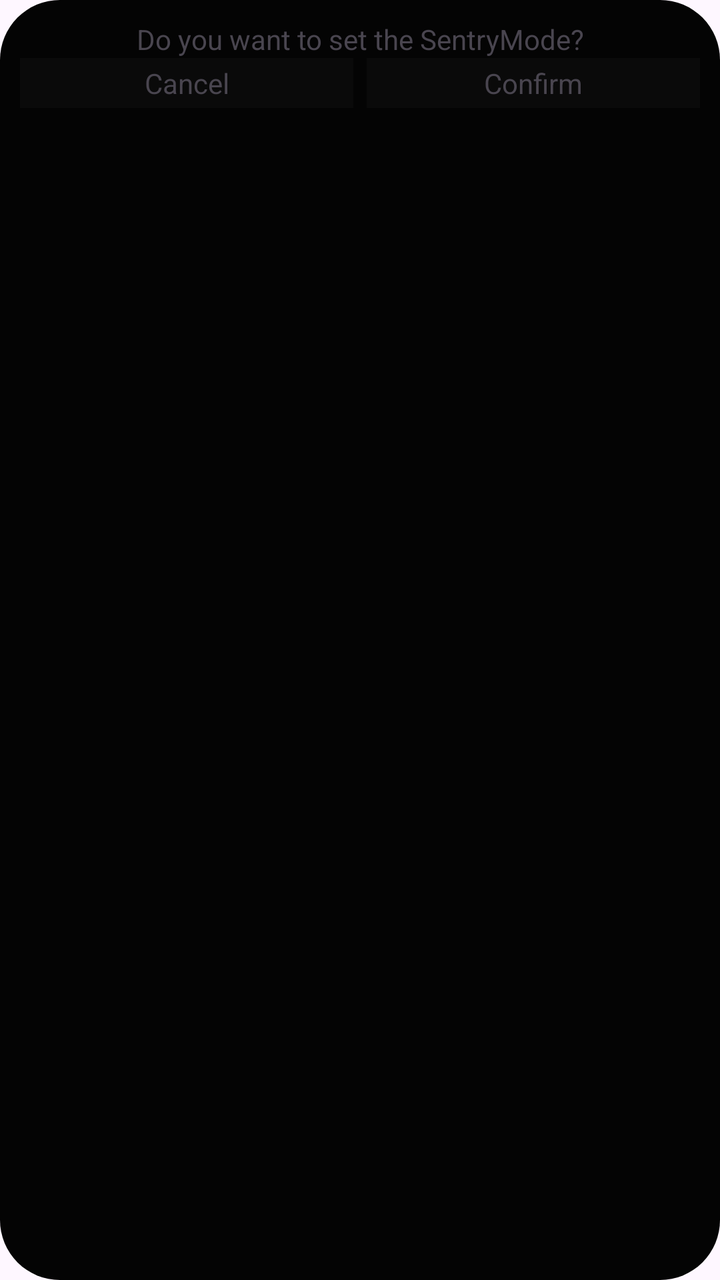
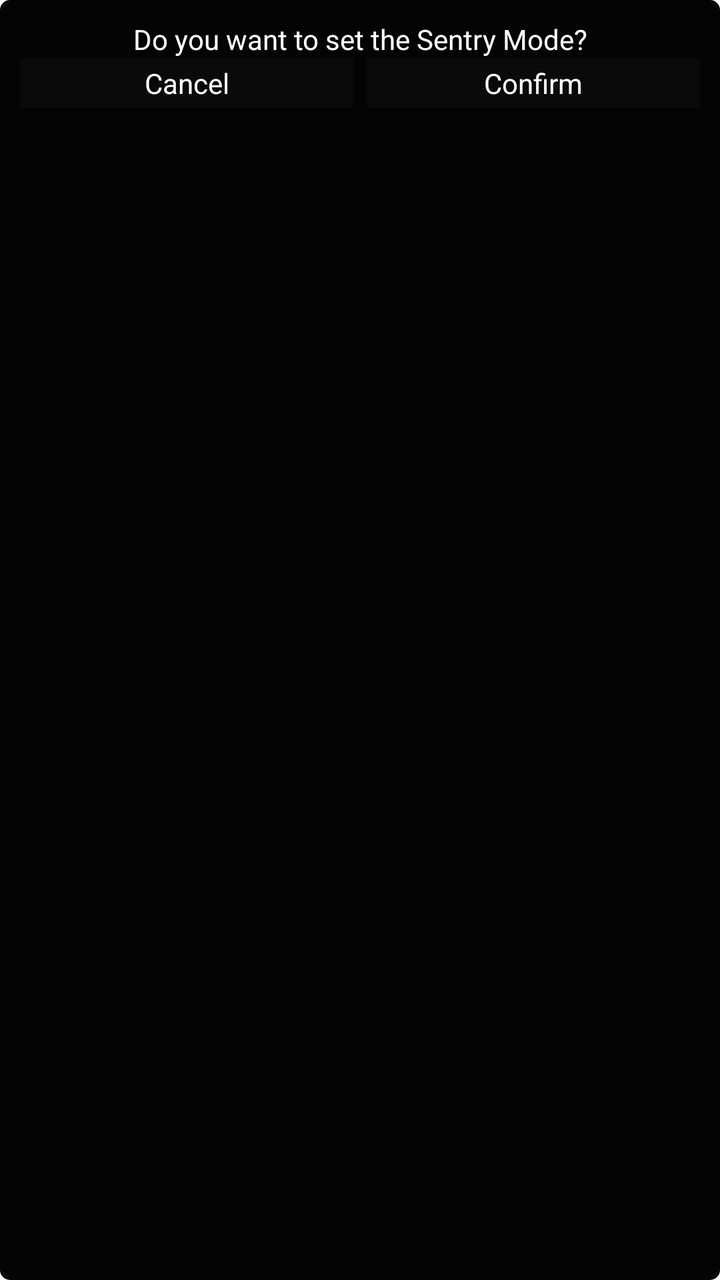

An Android layout rendered at two revisions. The XML below is the earlier revision; the diff shows what the commit changed to produce the second picture.
<!-- AndroidManifest.xml: application theme Theme.RUBMotorsportGroup2 -->
<!-- res/layout/confirm_pop_up.xml -->
<?xml version="1.0" encoding="utf-8"?>
<androidx.constraintlayout.widget.ConstraintLayout
    xmlns:android="http://schemas.android.com/apk/res/android"
    xmlns:app="http://schemas.android.com/apk/res-auto"
    xmlns:tools="http://schemas.android.com/tools"
    android:id="@+id/confirm_pop_up"
    android:layout_width="match_parent"
    android:layout_height="match_parent"
    android:background="@drawable/pop_up_rounded"
    tools:context=".MainActivity">

    <androidx.constraintlayout.widget.Guideline
        android:id="@+id/pop_up_guideline_right"
        android:layout_width="wrap_content"
        android:layout_height="wrap_content"
        android:orientation="vertical"
        app:layout_constraintGuide_percent="0.49"/>

    <androidx.constraintlayout.widget.Guideline
        android:id="@+id/pop_up_guideline_left"
        android:layout_width="wrap_content"
        android:layout_height="wrap_content"
        android:orientation="vertical"
        app:layout_constraintGuide_percent="0.51"/>

    <TextView
        android:id="@+id/confirm_pop_up_text"
        android:layout_width="wrap_content"
        android:layout_height="wrap_content"
        android:text="@string/pop_up_setSentry"
        app:layout_constraintRight_toRightOf="parent"
        app:layout_constraintLeft_toLeftOf="parent"
        app:layout_constraintTop_toTopOf="parent"/>
    <TextView
        android:id="@+id/pop_up_cancelInput"
        android:layout_width="0dp"
        android:layout_height="25dp"
        android:text="@string/pop_up_cancel"
        app:layout_constraintStart_toStartOf="parent"
        app:layout_constraintEnd_toStartOf="@id/pop_up_guideline_right"
        app:layout_constraintTop_toBottomOf="@+id/confirm_pop_up_text"
        android:gravity="center"
        android:background="@color/ElementColor" />
    <TextView
        android:id="@+id/pop_up_confirmInput"
        android:layout_width="0dp"
        android:layout_height="25dp"
        android:text="@string/pop_up_confirm"
        app:layout_constraintStart_toStartOf="@id/pop_up_guideline_left"
        app:layout_constraintEnd_toEndOf="parent"
        app:layout_constraintTop_toBottomOf="@+id/confirm_pop_up_text"
        android:gravity="center"
        android:background="@color/ElementColor"/>

</androidx.constraintlayout.widget.ConstraintLayout>
<!-- resources referenced by this layout -->
<resources>
  <color name="ElementColor">#0a0a0a</color>
  <!-- drawable pop_up_rounded (drawable) -->
  <?xml version="1.0" encoding="utf-8"?>
  <shape
      xmlns:android="http://schemas.android.com/apk/res/android">
      <solid
          android:color="@color/BackgroundColor"/>
      <corners
          android:radius="30dp" />
      <padding
          android:left="10dp"
          android:top="10dp"
          android:right="10dp"
          android:bottom="10dp" />
  </shape>
  <string name="pop_up_cancel">Cancel</string>
  <string name="pop_up_confirm">Confirm</string>
  <string name="pop_up_setSentry">Do you want to set the SentryMode?</string>
  <style name="Theme.RUBMotorsportGroup2" parent="Base.Theme.RUBMotorsportGroup2" />
  <color name="BackgroundColor">#040404</color>
  <style name="Base.Theme.RUBMotorsportGroup2" parent="Theme.Material3.DayNight.NoActionBar">
          
          
      </style>
</resources>

<!-- the commit's change to res/layout/confirm_pop_up.xml (unified diff, before → after) -->
@@ -28,6 +28,7 @@
         android:layout_width="wrap_content"
         android:layout_height="wrap_content"
         android:text="@string/pop_up_setSentry"
+        android:textColor="@color/white"
         app:layout_constraintRight_toRightOf="parent"
         app:layout_constraintLeft_toLeftOf="parent"
         app:layout_constraintTop_toTopOf="parent"/>
@@ -36,6 +37,7 @@
         android:layout_width="0dp"
         android:layout_height="25dp"
         android:text="@string/pop_up_cancel"
+        android:textColor="@color/white"
         app:layout_constraintStart_toStartOf="parent"
         app:layout_constraintEnd_toStartOf="@id/pop_up_guideline_right"
         app:layout_constraintTop_toBottomOf="@+id/confirm_pop_up_text"
@@ -46,6 +48,7 @@
         android:layout_width="0dp"
         android:layout_height="25dp"
         android:text="@string/pop_up_confirm"
+        android:textColor="@color/white"
         app:layout_constraintStart_toStartOf="@id/pop_up_guideline_left"
         app:layout_constraintEnd_toEndOf="parent"
         app:layout_constraintTop_toBottomOf="@+id/confirm_pop_up_text"
<!-- resource entries referenced after the edit -->
@@ -1,6 +1,7 @@
 <!-- resources referenced by this layout -->
 <resources>
   <color name="ElementColor">#0a0a0a</color>
+  <color name="white">#FFFFFFFF</color>
   <!-- drawable pop_up_rounded (drawable) -->
   <?xml version="1.0" encoding="utf-8"?>
   <shape
@@ -8,7 +9,7 @@
       <solid
           android:color="@color/BackgroundColor"/>
       <corners
-          android:radius="30dp" />
+          android:radius="5dp" />
       <padding
           android:left="10dp"
           android:top="10dp"
@@ -17,7 +18,7 @@
   </shape>
   <string name="pop_up_cancel">Cancel</string>
   <string name="pop_up_confirm">Confirm</string>
-  <string name="pop_up_setSentry">Do you want to set the SentryMode?</string>
+  <string name="pop_up_setSentry">Do you want to set the Sentry Mode?</string>
   <style name="Theme.RUBMotorsportGroup2" parent="Base.Theme.RUBMotorsportGroup2" />
   <color name="BackgroundColor">#040404</color>
   <style name="Base.Theme.RUBMotorsportGroup2" parent="Theme.Material3.DayNight.NoActionBar">
